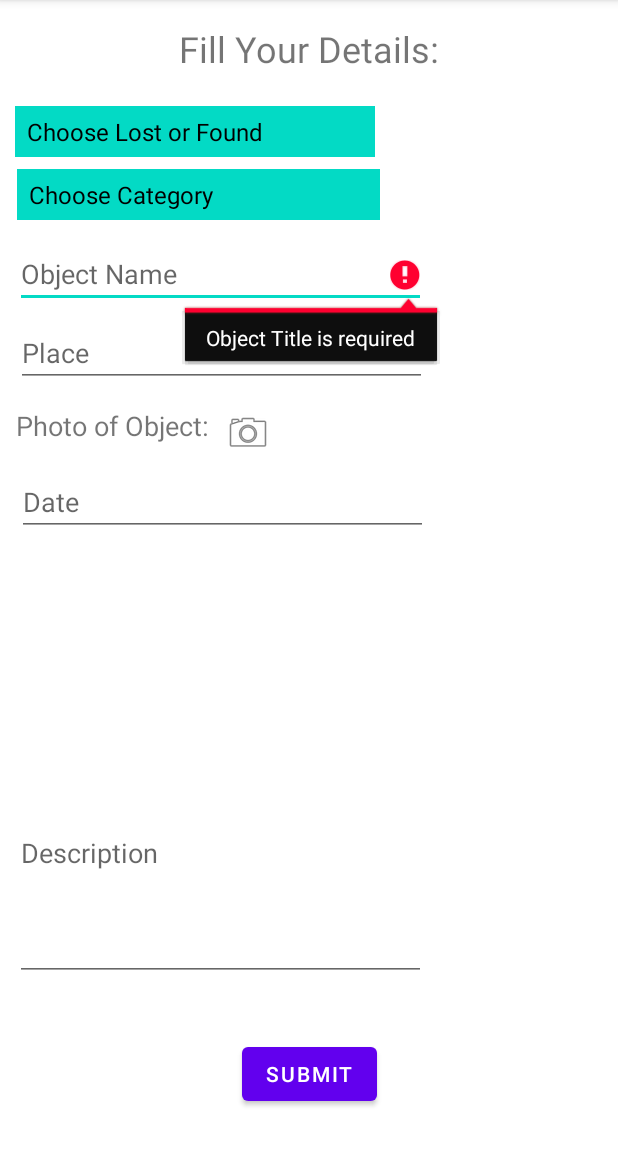
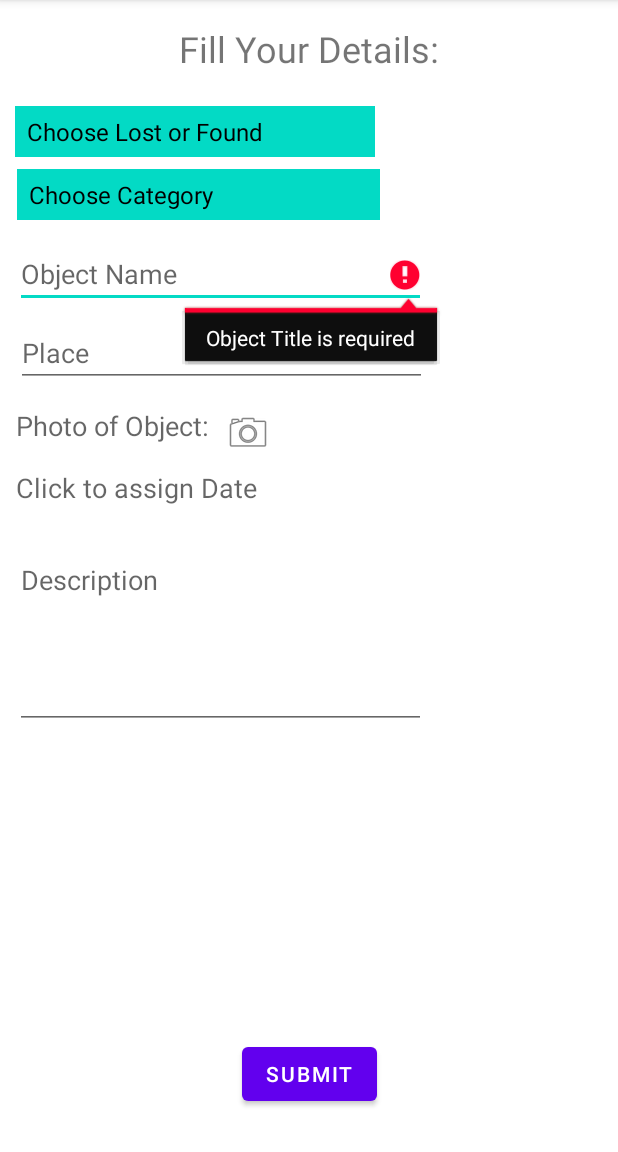
Before and after one commit to ckadltmf/lost-foundd-, an Android app: the Form screen opened directly, with no data from a screen before it, after a tap on "SUBMIT", on a phone screen of 412 x 824 dp, the part 84-1236 px from its top. Run offline under Robolectric (Android 15) with nearby library versions, the phone set to English and light mode, and no system bars; our stand-ins replace Firebase (no records; nobody signed in at launch, a user with empty details on screens opened directly), Picasso; Roboto replaces fonts that are not available here.

Commit message:
Form activity Finished

```diff
--- a/app/src/main/java/com/example/myapplication2/Form.java
+++ b/app/src/main/java/com/example/myapplication2/Form.java
@@ -1,9 +1,13 @@
 package com.example.myapplication2;
 import androidx.annotation.NonNull;
+import androidx.annotation.RequiresApi;
 import androidx.appcompat.app.AppCompatActivity;
 
 import android.app.Activity;
+import android.app.DatePickerDialog;
 import android.content.Intent;
+import android.graphics.Color;
+import android.graphics.drawable.ColorDrawable;
 import android.net.Uri;
 import android.os.Bundle;
 import android.provider.MediaStore;
@@ -11,6 +15,7 @@ import android.text.TextUtils;
 import android.view.View;
 import android.widget.ArrayAdapter;
 import android.widget.Button;
+import android.widget.DatePicker;
 import android.widget.EditText;
 import android.widget.ImageView;
 import android.widget.Spinner;
@@ -27,12 +32,13 @@ import com.google.firebase.storage.StorageReference;
 import com.google.firebase.storage.UploadTask;
 import com.squareup.picasso.Picasso;
 
+import java.util.Calendar;
 import java.util.HashMap;
 import java.util.Map;
 
 public class Form extends AppCompatActivity  {
     public static final String TAG = "TAG";
-    EditText mObject, mDate;
+    EditText mObject, mDescription,mPlace;
     Button mSubmit;
     Spinner Happened_spinner, Category_spinner;
     ImageView ObjectImage;
@@ -41,6 +47,8 @@ public class Form extends AppCompatActivity  {
     StorageReference storageReference;
     String DR;
     Uri imageUri;
+    TextView mDate;
+    DatePickerDialog.OnDateSetListener mDateSetListener;
     @Override
     protected void onCreate(Bundle savedInstanceState) {
         super.onCreate(savedInstanceState);
@@ -53,11 +61,35 @@ public class Form extends AppCompatActivity  {
         ArrayAdapter<CharSequence> adapter2= ArrayAdapter.createFromResource(this, R.array.Category, R.layout.support_simple_spinner_dropdown_item);
         Category_spinner.setAdapter(adapter2);
         mObject = findViewById(R.id.ObjectName);
-        mDate =findViewById(R.id.TextDate);
+        mPlace=findViewById(R.id.place);
+        mDescription=findViewById(R.id.description);
         mSubmit = findViewById(R.id.submit);
         ObjectImage = findViewById(R.id.ObjectImageView);
         fStore = FirebaseFirestore.getInstance();
         fAuth = FirebaseAuth.getInstance();
+        mDate = (TextView) findViewById(R.id.date);
+        mDate.setOnClickListener(new View.OnClickListener(){
+            @Override
+            public void onClick(View v) {
+                Calendar cal= Calendar.getInstance();
+                int year = cal.get(Calendar.YEAR);
+                int month = cal.get(Calendar.MONTH);
+                int day = cal.get(Calendar.DAY_OF_MONTH);
+                DatePickerDialog dialog = new DatePickerDialog(Form.this, mDateSetListener, year,month,day);
+                dialog.show();
+            }
+        });
+
+        mDateSetListener = new DatePickerDialog.OnDateSetListener() {
+            @Override
+            public void onDateSet(DatePicker datePicker, int year, int month, int day) {
+                month = month + 1;
+                //Log.d(TAG, "onDateSet: mm/dd/yyy: " + month + "/" + day + "/" + year);
+
+                String date = month + "/" + day + "/" + year;
+                mDate.setText(date);
+            }
+        };
         mSubmit.setOnClickListener(new View.OnClickListener() {
             @Override
             public void onClick(View v) {
@@ -65,8 +97,15 @@ public class Form extends AppCompatActivity  {
                 String happened= Happened_spinner.getSelectedItem().toString();
                 String category= Category_spinner.getSelectedItem().toString();
                 String userID=fAuth.getCurrentUser().getUid();
+                String place=mPlace.getText().toString().trim();
+                String description=mDescription.getText().toString().trim();
+                String date=mDate.getText().toString().trim();
                 if(TextUtils.isEmpty(object)){
                     mObject.setError("Object Title is required");
+                    return;
+                }
+                if(TextUtils.isEmpty(place)){
+                    mObject.setError("Place Fill is required");
                     return;
                 }
                 if(happened.equals("Choose Lost or Found")){
@@ -80,8 +119,11 @@ public class Form extends AppCompatActivity  {
                             Map<String,Object> forms = new HashMap<>();
                             forms.put("UserID",userID);
                             forms.put("Object Title",object);
-                            forms.put("Lost/Found",happened);
+                            forms.put("Lost or Found",happened);
                             forms.put("Category",category);
+                            forms.put("place",place);
+                            forms.put("description",description);
+                            forms.put("date",date);
                             fStore.collection("forms").add(forms).addOnSuccessListener(new OnSuccessListener<DocumentReference>() {
                                 @Override
                                 public void onSuccess(DocumentReference documentReference) {
--- a/app/src/main/res/layout/activity_form.xml
+++ b/app/src/main/res/layout/activity_form.xml
@@ -83,20 +83,6 @@
         app:layout_constraintTop_toBottomOf="@+id/ObjectName"
         app:layout_constraintVertical_bias="0.018" />
 
-    <EditText
-        android:id="@+id/description"
-        android:layout_width="274dp"
-        android:layout_height="170dp"
-        android:ems="10"
-        android:hint="Description"
-        android:inputType="textPersonName"
-        app:layout_constraintBottom_toBottomOf="parent"
-        app:layout_constraintEnd_toEndOf="parent"
-        app:layout_constraintHorizontal_bias="0.072"
-        app:layout_constraintStart_toStartOf="parent"
-        app:layout_constraintTop_toBottomOf="@+id/place"
-        app:layout_constraintVertical_bias="0.664" />
-
     <ImageView
         android:id="@+id/ObjectImageView"
         android:layout_width="wrap_content"
@@ -113,7 +99,7 @@
         android:id="@+id/textView7"
         android:layout_width="wrap_content"
         android:layout_height="wrap_content"
-        android:text="Photo of Object:"
+        android:hint="Photo of Object:"
         android:textSize="18sp"
         app:layout_constraintBottom_toBottomOf="parent"
         app:layout_constraintEnd_toStartOf="@+id/ObjectImageView"
@@ -123,17 +109,31 @@
         app:layout_constraintVertical_bias="0.028" />
 
     <EditText
-        android:id="@+id/TextDate"
+        android:id="@+id/description"
         android:layout_width="274dp"
-        android:layout_height="43dp"
+        android:layout_height="122dp"
+        android:layout_marginBottom="256dp"
         android:ems="10"
-        android:hint="Date"
-        android:inputType="date"
+        android:gravity="start|top"
+        android:hint="Description"
+        android:inputType="textMultiLine"
         app:layout_constraintBottom_toBottomOf="parent"
         app:layout_constraintEnd_toEndOf="parent"
-        app:layout_constraintHorizontal_bias="0.08"
+        app:layout_constraintHorizontal_bias="0.072"
+        app:layout_constraintStart_toStartOf="parent"
+        app:layout_constraintTop_toBottomOf="@+id/date" />
+
+    <TextView
+        android:id="@+id/date"
+        android:layout_width="wrap_content"
+        android:layout_height="wrap_content"
+        android:hint="Click to assign Date"
+        android:textSize="18sp"
+        app:layout_constraintBottom_toBottomOf="parent"
+        app:layout_constraintEnd_toEndOf="parent"
+        app:layout_constraintHorizontal_bias="0.043"
         app:layout_constraintStart_toStartOf="parent"
         app:layout_constraintTop_toBottomOf="@+id/textView7"
-        app:layout_constraintVertical_bias="0.042" />
+        app:layout_constraintVertical_bias="0.038" />
 
 </androidx.constraintlayout.widget.ConstraintLayout>
```
